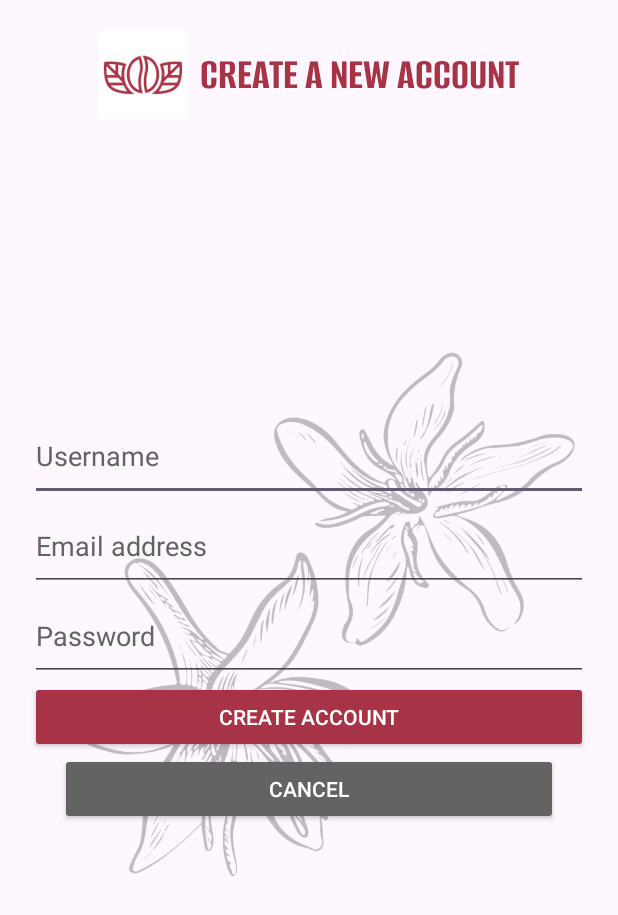
After one commit to Gisele732/Cupping-App, an Android app: the layout create_account.xml on its own in the app's theme, with its tools: preview values and no code run, on a phone screen of 412 x 824 dp. The commit adds this screen. Shown: the top 915 px of the screen. Run offline under Robolectric (Android 15) with nearby library versions, the phone set to English and light mode, and no system bars.

Commit message:
Add custom font and logo

```diff
--- /dev/null
+++ b/app/src/main/java/com/example/cuppingapp/CreateAccount.java
@@ -0,0 +1,4 @@
+package com.example.cuppingapp;
+
+public class CreateAccount {
+}
--- a/app/src/main/res/layout/activity_landing_page.xml
+++ b/app/src/main/res/layout/activity_landing_page.xml
@@ -2,7 +2,7 @@
 <RelativeLayout xmlns:android="http://schemas.android.com/apk/res/android"
     xmlns:app="http://schemas.android.com/apk/res-auto"
     xmlns:tools="http://schemas.android.com/tools"
-    android:id="@+id/main"
+    android:id="@+id/landing_page"
     android:layout_width="match_parent"
     android:layout_height="match_parent"
     tools:context=".LandingPage">
--- a/app/src/main/res/layout/activity_main.xml
+++ b/app/src/main/res/layout/activity_main.xml
@@ -68,7 +68,7 @@
         android:layout_height="wrap_content"
         android:text="@string/button_login"
         android:layout_alignParentBottom="true"
-        android:layout_marginBottom="200dp"
+        android:layout_marginBottom="150dp"
         android:layout_marginHorizontal="20dp"
         app:backgroundTint="@color/red"/>
 
--- /dev/null
+++ b/app/src/main/res/layout/create_account.xml
@@ -0,0 +1,98 @@
+<?xml version="1.0" encoding="utf-8"?>
+<RelativeLayout xmlns:android="http://schemas.android.com/apk/res/android"
+    android:layout_width="match_parent"
+    android:layout_height="match_parent"
+    xmlns:app="http://schemas.android.com/apk/res-auto"
+    android:id="@+id/create_account">
+
+    <ImageView
+        android:id="@+id/mainImage"
+        android:layout_width="wrap_content"
+        android:layout_height="wrap_content"
+        android:alpha=".25"
+        android:src="@drawable/coffeeplant" />
+
+    <!-- Grouping the logo and text in a LinearLayout -->
+    <LinearLayout
+        android:id="@+id/logo_and_title"
+        android:layout_width="wrap_content"
+        android:layout_height="wrap_content"
+        android:orientation="horizontal"
+        android:layout_alignParentTop="true"
+        android:layout_centerHorizontal="true"
+        android:layout_marginTop="20dp">
+
+        <ImageView
+            android:id="@+id/logo"
+            android:layout_width="60dp"
+            android:layout_height="60dp"
+            android:src="@mipmap/ic_launcher" />
+
+        <TextView
+            android:id="@+id/createAccountTitle"
+            android:layout_width="wrap_content"
+            android:layout_height="wrap_content"
+            android:text="@string/create_account"
+            android:layout_gravity="center_vertical"
+            android:layout_marginStart="8dp"
+            android:fontFamily="@font/alumnisans_bold"
+            android:textColor="@color/red"
+            android:textAllCaps="true"
+            android:textSize="30sp"/>
+    </LinearLayout>
+
+    <!-- New Account Form -->
+    <LinearLayout
+        android:id="@+id/newAccountForm"
+        android:layout_width="match_parent"
+        android:layout_height="wrap_content"
+        android:layout_centerInParent="true"
+        android:layout_margin="20dp"
+        android:orientation="vertical">
+
+        <EditText
+            android:id="@+id/Username"
+            android:layout_width="match_parent"
+            android:layout_height="60dp"
+            android:hint="@string/username"
+            android:inputType="text"
+            android:textColorHint="@color/dark_gray"/>
+
+        <EditText
+            android:id="@+id/Email"
+            android:layout_width="match_parent"
+            android:layout_height="60dp"
+            android:hint="@string/email_address"
+            android:inputType="textEmailAddress"
+            android:textColorHint="@color/dark_gray"/>
+
+        <EditText
+            android:id="@+id/Password"
+            android:layout_width="match_parent"
+            android:layout_height="60dp"
+            android:hint="@string/password"
+            android:inputType="textPassword"
+            android:textColorHint="@color/dark_gray"/>
+
+        <com.google.android.material.button.MaterialButton
+            style="@style/Widget.AppCompat.Button.Colored"
+            android:id="@+id/buttonCreateAccount"
+            android:layout_width="match_parent"
+            android:layout_height="wrap_content"
+            android:text="@string/create_account_btn"
+            app:backgroundTint="@color/red"/>
+
+        <com.google.android.material.button.MaterialButton
+            style="@style/Widget.AppCompat.Button.Colored"
+            android:id="@+id/buttonBack"
+            android:layout_width="match_parent"
+            android:layout_height="wrap_content"
+            android:text="@string/cancel"
+            android:layout_marginHorizontal="20dp"
+            app:backgroundTint="@color/dark_gray"/>
+    </LinearLayout>
+
+
+
+
+</RelativeLayout>
--- a/app/src/main/res/values/colors.xml
+++ b/app/src/main/res/values/colors.xml
@@ -3,4 +3,5 @@
     <color name="black">#FF000000</color>
     <color name="white">#FFFFFFFF</color>
     <color name="red">#A63446</color>
+    <color name="dark_gray">#636363</color>
 </resources>
--- a/app/src/main/res/values/strings.xml
+++ b/app/src/main/res/values/strings.xml
@@ -7,5 +7,9 @@
     <string name="button_logout">Logout</string>
     <string name="landing_message">LOGIN SUCCESSFUL</string>
     <string name="signUpText">No account yet? Sign up!</string>
+    <string name="create_account">Create a new account</string>
+    <string name="email_address">Email address</string>
+    <string name="create_account_btn">Create account</string>
+    <string name="cancel">cancel</string>
 
 </resources>
```
